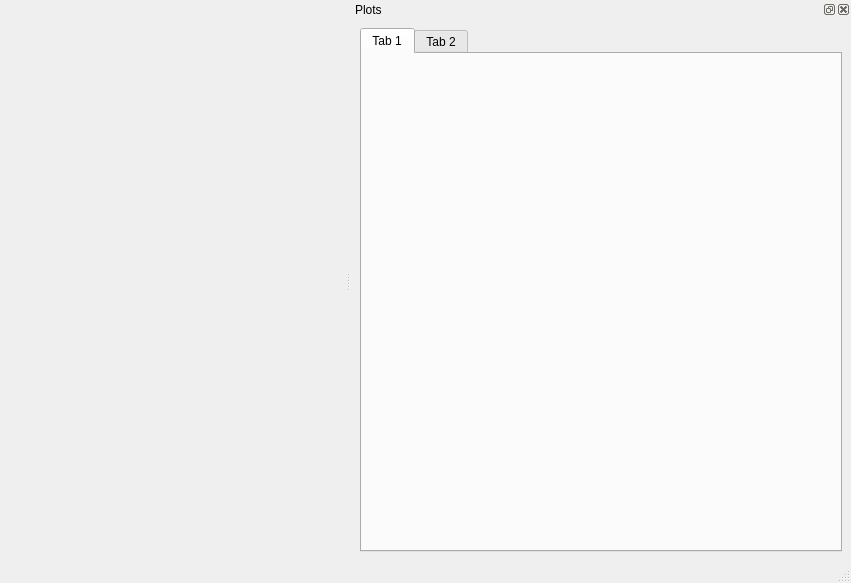
This is src/qt_ui/pem_editor_window.ui in Eric-Meunier/Processor-Suite as Qt 5 draws it before an edit. The edited form follows.
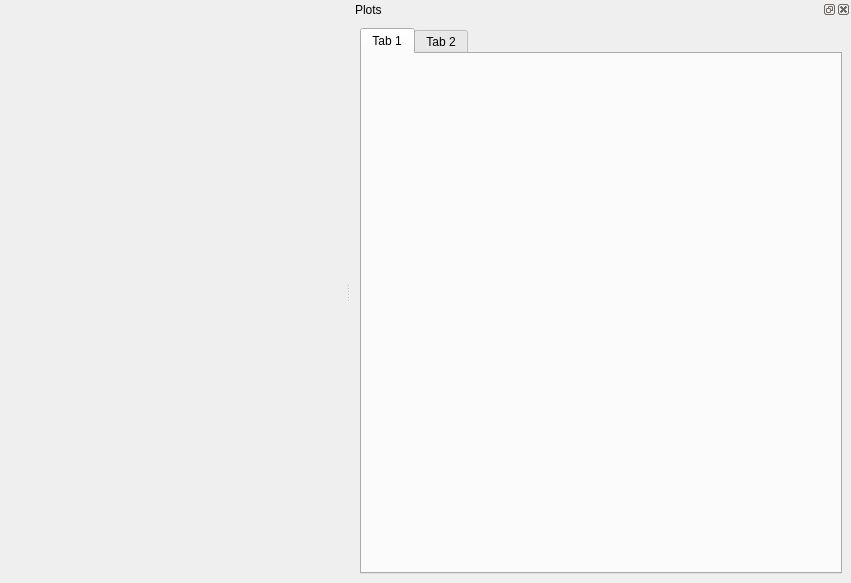
This is the edited form.

Commit message: All subwindows use the main window's statusbar.

Patch:
```diff
--- a/src/qt_ui/pem_editor_window.ui
+++ b/src/qt_ui/pem_editor_window.ui
@@ -32,7 +32,6 @@
     </rect>
    </property>
   </widget>
-  <widget class="QStatusBar" name="statusbar"/>
   <widget class="QDockWidget" name="dockWidget">
    <property name="sizePolicy">
     <sizepolicy hsizetype="MinimumExpanding" vsizetype="MinimumExpanding">
```
The commit also changes 5 other files.
